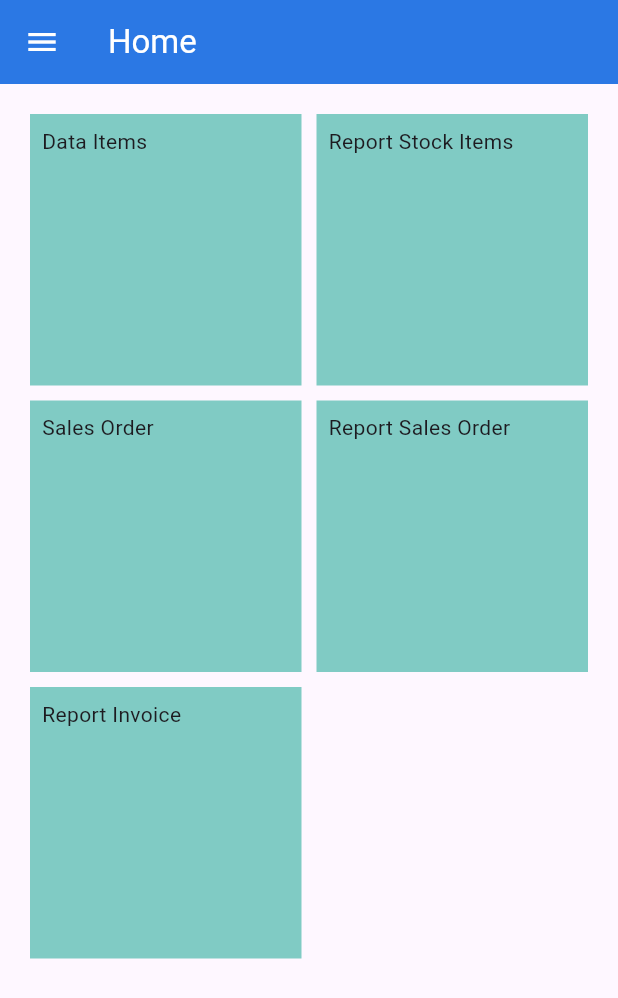
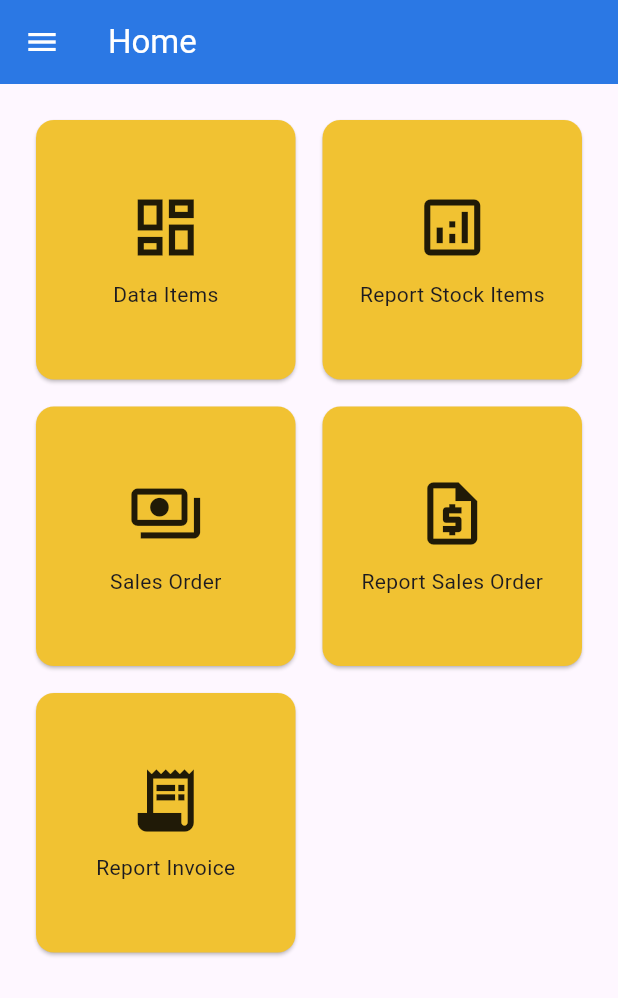
Before and after one commit to fadillahrizki/pos_project, a Flutter app: the Home screen opened directly, on a phone screen of 412 x 824 dp. Shown: the top 998 px of the screen. Run offline on Flutter 3.47's test engine with Material 3 defaults, Android fonts, the phone set to English and light mode, and no system bars; our stand-ins replace shared_preferences; accounts and stored records are empty.

Commit message:
add icon to menu

```diff
--- a/lib/screens/home.dart
+++ b/lib/screens/home.dart
@@ -145,7 +145,9 @@ class _HomeState extends State<Home> {
         mainAxisSpacing: 10,
         crossAxisCount: 2,
         children: <Widget>[
-          InkWell(
+          Card(
+            color: CustomColor().warning,
+            child: InkWell(
               onTap: () {
                 Navigator.push(
                   context,
@@ -154,13 +156,22 @@ class _HomeState extends State<Home> {
                   ),
                 );
               },
-            child: Container(
-              padding: const EdgeInsets.all(8),
-              color: Colors.teal[200],
-              child: const Text("Data Items"),
+              child: const Column(
+                mainAxisAlignment: MainAxisAlignment.center,
+                children: [
+                  Icon(
+                    Icons.dashboard_outlined,
+                    size: 50,
+                  ),
+                  SizedBox(height: 10),
+                  Text("Data Items"),
+                ],
               ),
             ),
-          InkWell(
+          ),
+          Card(
+            color: CustomColor().warning,
+            child: InkWell(
               onTap: () {
                 Navigator.push(
                   context,
@@ -169,13 +180,22 @@ class _HomeState extends State<Home> {
                   ),
                 );
               },
-            child: Container(
-              padding: const EdgeInsets.all(8),
-              color: Colors.teal[200],
-              child: const Text("Report Stock Items"),
+              child: const Column(
+                mainAxisAlignment: MainAxisAlignment.center,
+                children: [
+                  Icon(
+                    Icons.analytics_outlined,
+                    size: 50,
+                  ),
+                  SizedBox(height: 10),
+                  Text("Report Stock Items"),
+                ],
               ),
             ),
-          InkWell(
+          ),
+          Card(
+            color: CustomColor().warning,
+            child: InkWell(
               onTap: () {
                 Navigator.push(
                   context,
@@ -184,13 +204,22 @@ class _HomeState extends State<Home> {
                   ),
                 );
               },
-            child: Container(
-              padding: const EdgeInsets.all(8),
-              color: Colors.teal[200],
-              child: const Text("Sales Order"),
+              child: const Column(
+                mainAxisAlignment: MainAxisAlignment.center,
+                children: [
+                  Icon(
+                    Icons.payments_outlined,
+                    size: 50,
+                  ),
+                  SizedBox(height: 10),
+                  Text("Sales Order"),
+                ],
               ),
             ),
-          InkWell(
+          ),
+          Card(
+            color: CustomColor().warning,
+            child: InkWell(
               onTap: () {
                 Navigator.push(
                   context,
@@ -199,13 +228,22 @@ class _HomeState extends State<Home> {
                   ),
                 );
               },
-            child: Container(
-              padding: const EdgeInsets.all(8),
-              color: Colors.teal[200],
-              child: const Text("Report Sales Order"),
+              child: const Column(
+                mainAxisAlignment: MainAxisAlignment.center,
+                children: [
+                  Icon(
+                    Icons.request_quote_outlined,
+                    size: 50,
+                  ),
+                  SizedBox(height: 10),
+                  Text("Report Sales Order"),
+                ],
               ),
             ),
-          InkWell(
+          ),
+          Card(
+            color: CustomColor().warning,
+            child: InkWell(
               onTap: () {
                 Navigator.push(
                   context,
@@ -214,10 +252,17 @@ class _HomeState extends State<Home> {
                   ),
                 );
               },
-            child: Container(
-              padding: const EdgeInsets.all(8),
-              color: Colors.teal[200],
-              child: const Text("Report Invoice"),
+              child: const Column(
+                mainAxisAlignment: MainAxisAlignment.center,
+                children: [
+                  Icon(
+                    Icons.receipt_long,
+                    size: 50,
+                  ),
+                  SizedBox(height: 10),
+                  Text("Report Invoice"),
+                ],
+              ),
             ),
           ),
         ],
```
Lines whose indentation alone changed are shown as unchanged.
